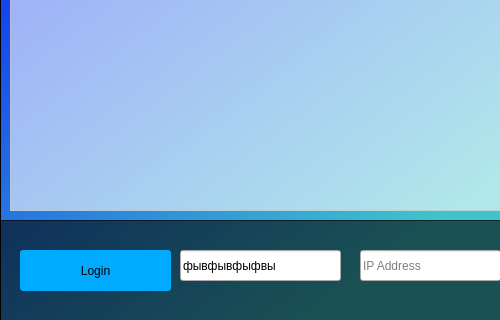
FelixFromDiscord/DanilusLauncher, file launcher.ui: the form before one commit; both pictures show x 0 to 500 and y 280 to 600 of the 800 by 600 pixel window.
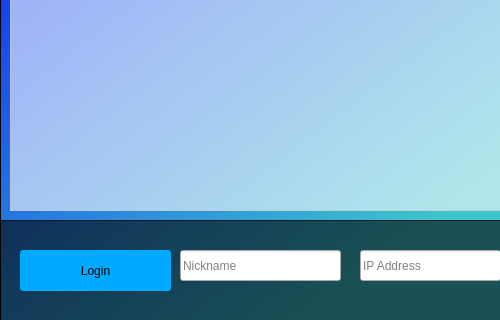
The form after the commit.

```diff
--- a/launcher.ui
+++ b/launcher.ui
@@ -99,7 +99,7 @@
      <string notr="true">font: 10pt &quot;Yu Gothic UI&quot;;</string>
     </property>
     <property name="text">
-     <string>фывфывфыфвы</string>
+     <string/>
     </property>
     <property name="maxLength">
      <number>16</number>
```
